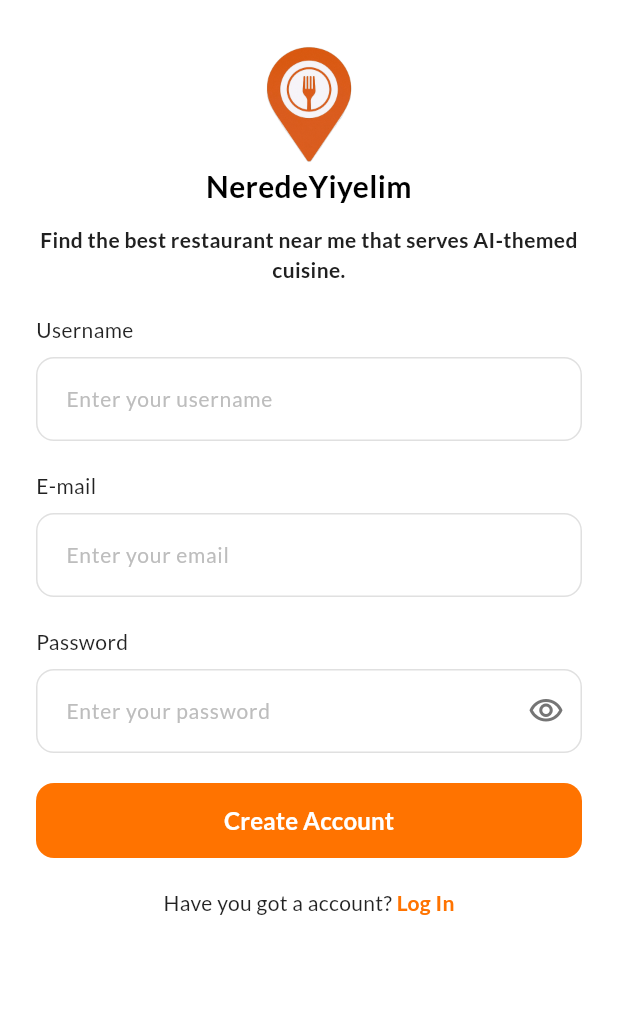
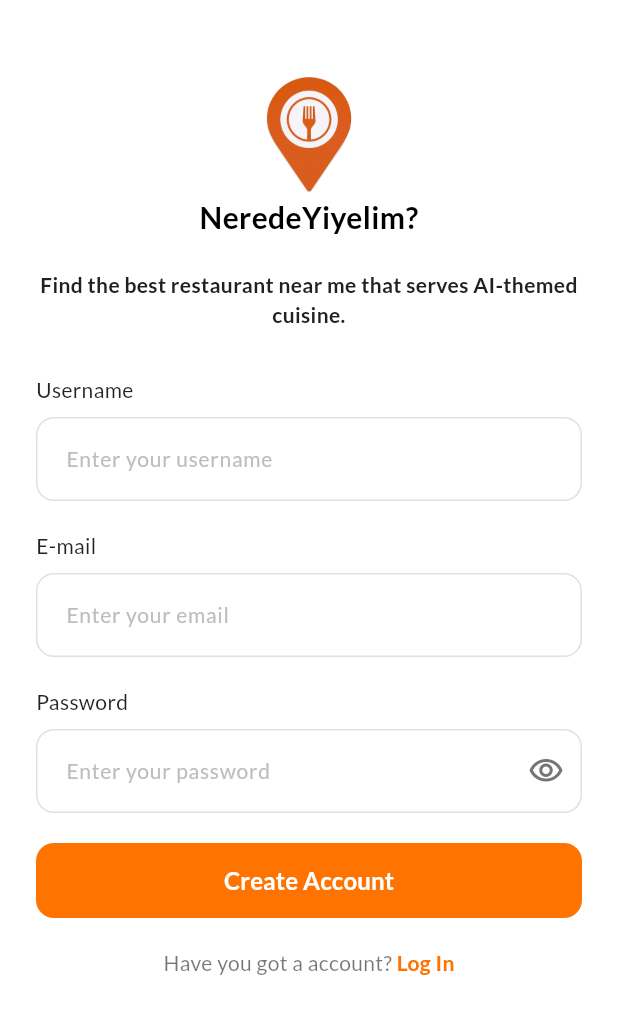
Before and after one commit to feagy/nerede-yiyelim, a Flutter app: the SignupPage screen opened directly, on a phone screen of 412 x 824 dp. Shown: the top 1014 px of the screen. Run offline on Flutter 3.47's test engine with Material 3 defaults, Android fonts, the phone set to English and light mode, and no system bars; our stand-ins replace firebase_core, flutter_dotenv, flutter_map, flutter_rating_bar, geolocator, google_fonts and 2 more; accounts and stored records are empty.

Commit message:
First mock-app

```diff
--- a/app/lib/homepage.dart
+++ b/app/lib/homepage.dart
@@ -33,7 +33,7 @@ class _HomePageState extends State<HomePage> {
 
   Future<void> _initUserLocation() async {
     final pos = await _locationService.getUserCurrentLocation();
-    if (pos != null) {
+    if (pos != null && mounted) {
       setState(() {
         _currentUserLatLng = LatLng(pos.latitude, pos.longitude);
       });
--- a/app/lib/loginpage.dart
+++ b/app/lib/loginpage.dart
@@ -23,7 +23,7 @@ class _LoginPageState extends State<LoginPage> {
   @override
   Widget build(BuildContext context) {
     return Scaffold(
-      backgroundColor: const Color(0xFFF5F5F5),
+      backgroundColor: Colors.white,
       body: SafeArea(
         child: SingleChildScrollView(
           child: Padding(
@@ -268,7 +268,7 @@ class _LoginHeadFooterPage extends StatelessWidget {
         textAlign: TextAlign.center,
         style: GoogleFonts.lato(
           fontSize: 32,
-          color: Colors.black,
+          color: const Color.fromARGB(255, 32, 32, 32),
           fontWeight: FontWeight.bold,
         ),
       ),
--- a/app/lib/signuppage.dart
+++ b/app/lib/signuppage.dart
@@ -33,6 +33,7 @@ class _SignupPageState extends State<SignupPage> {
             crossAxisAlignment: CrossAxisAlignment.center,
             children: [
                 const _SignupHeaderPage(),
+                const _SignupPageHeaderFooter(),
                 const SizedBox(height: 20),
 
                 Column(
@@ -219,7 +220,7 @@ class _SignupPageState extends State<SignupPage> {
                       "Have you got a account? ",
                       style: GoogleFonts.lato(
                         fontSize: 14,
-                        color: Colors.black87,
+                        color: Colors.black54,
                       ),
                     ),
                     GestureDetector(
@@ -253,11 +254,11 @@ class _SignupHeaderPage extends StatelessWidget {
 
  @override
   Widget build(BuildContext context) {
-    return Column(
-      children: [
+    return
         Container(
-          margin: const EdgeInsets.only(top: 20),
+          margin: const EdgeInsets.only(top: 40),
           padding: const EdgeInsets.only(top: 90),
+          alignment: Alignment.center,
           height: 120,
           decoration: const BoxDecoration(
             image: DecorationImage(
@@ -266,26 +267,35 @@ class _SignupHeaderPage extends StatelessWidget {
             ),
           ),
           child: Text(
-            "NeredeYiyelim",
+            "NeredeYiyelim?",
             textAlign: TextAlign.center,
             style: GoogleFonts.lato(
               fontSize: 20,
               color: Colors.black,
               fontWeight: FontWeight.bold,
             )
-          ),
         ),
-        const SizedBox(height: 10),
-        Text(
+    );
+  }
+}
+
+class _SignupPageHeaderFooter extends StatelessWidget {
+  const _SignupPageHeaderFooter();
+
+  @override
+  Widget build(BuildContext context) {
+    return Container(
+      alignment: Alignment.center,
+      padding: const EdgeInsets.fromLTRB(0, 20, 0, 10),
+      child:  Text(
           "Find the best restaurant near me that serves AI-themed cuisine.",
           textAlign: TextAlign.center,
           style: GoogleFonts.lato(
             fontSize: 14,
             color: const Color.fromARGB(255, 32, 32, 32),
             fontWeight: FontWeight.bold,
-          )
-        ),
-      ],
+            )
+          ),
     );
   }
 }
```
Also changed, not shown: app/lib/detailedrestaurantpage.dart (+12 -11 lines), app/lib/main.dart (+64 -91 lines).
